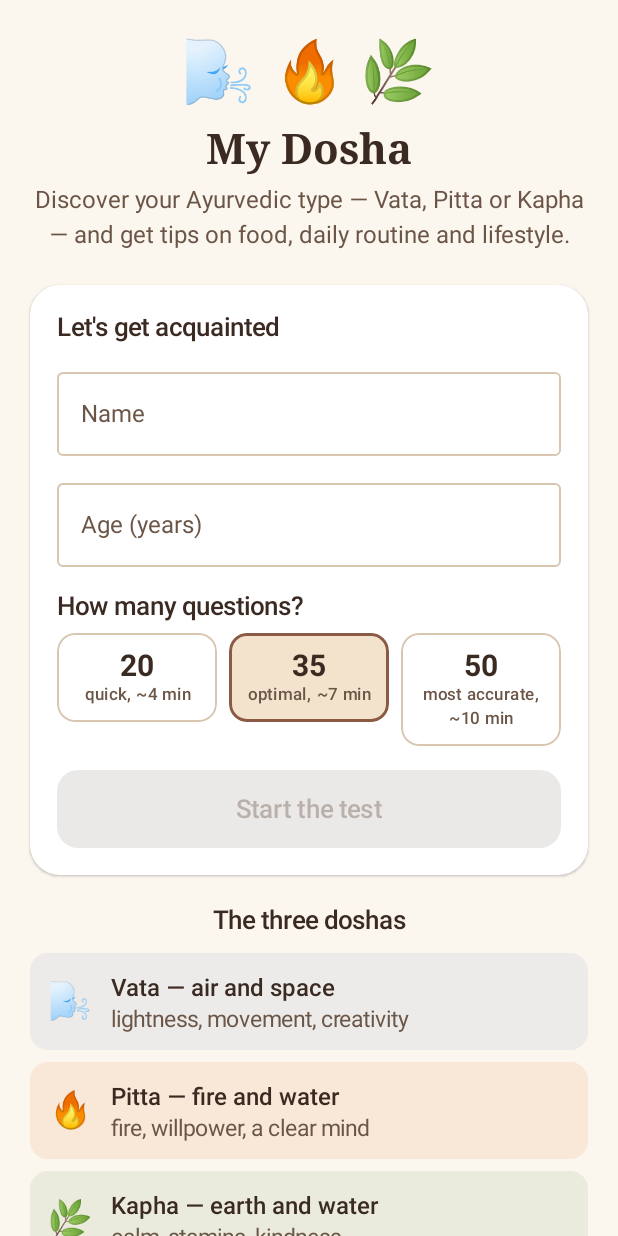
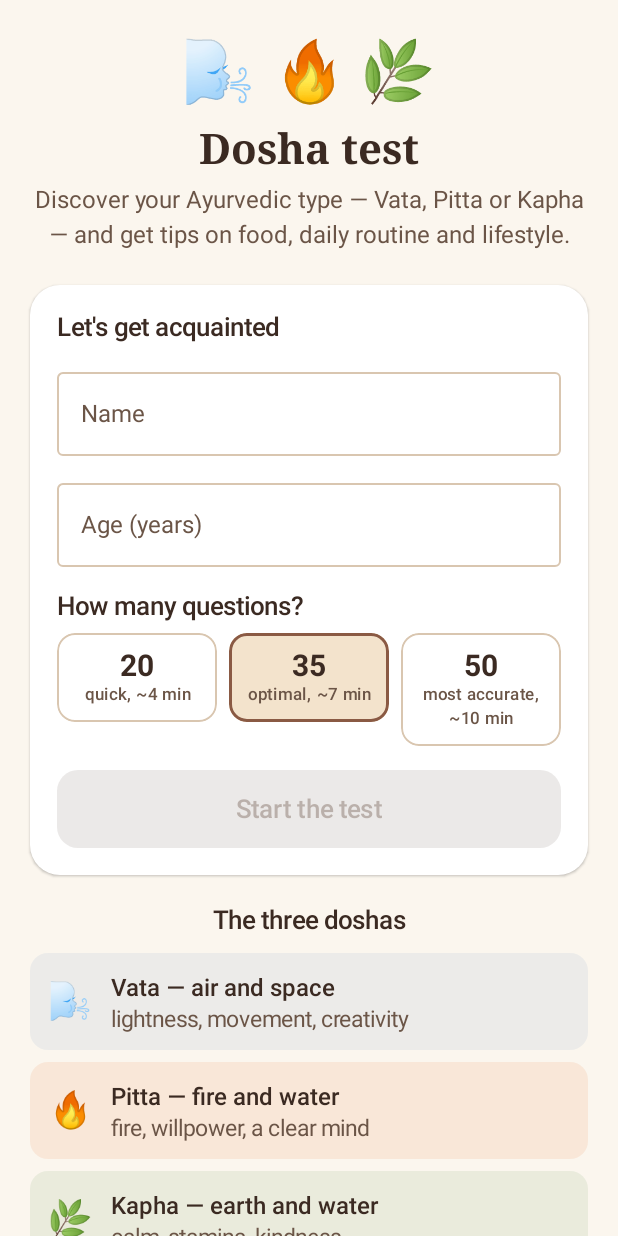
Before and after one commit to shusandrik23/Dosha_test, an Android app built with Jetpack Compose: the screen it shows after launch (MainActivity), on a phone screen of 412 x 824 dp. Run offline under Robolectric (Android 15) with nearby library versions, the phone set to English and light mode, and no system bars.

Commit message:
App name: Dosha test
Co-Authored-By: Claude Opus 5.5 <noreply@anthropic.com>
Claude-Session: https://claude.ai/code/session_01TaXJCaCBQVjueRtsZaYnAU

```diff
--- a/app/src/main/java/com/moyadosha/app/data/ShareText.kt
+++ b/app/src/main/java/com/moyadosha/app/data/ShareText.kt
@@ -6,7 +6,7 @@ object ShareText {
         val s = UiStrings(lang)
         val rec = Recommendations(lang)
         val who = name.trim().ifEmpty { if (ru) "Я" else "Me" }
-        appendLine(if (ru) "🪷 Тест «Моя доша»" else "🪷 \"My Dosha\" test")
+        appendLine("🪷 Dosha test")
         appendLine()
         appendLine("$who, $age ${s.years(age)}")
         appendLine((if (ru) "Тип по Аюрведе: " else "Ayurvedic type: ") + "${r.typeName(lang)} ${r.emoji}")
@@ -29,8 +29,8 @@ object ShareText {
         }
         appendLine()
         append(
-            if (ru) "А какая доша у тебя? Пройди тест «Моя доша» 🌬️🔥🌿"
-            else "What's your dosha? Take the \"My Dosha\" test 🌬️🔥🌿"
+            if (ru) "А какая доша у тебя? Пройди Dosha test 🌬️🔥🌿"
+            else "What's your dosha? Take the Dosha test 🌬️🔥🌿"
         )
     }
 }
--- a/app/src/main/java/com/moyadosha/app/data/Strings.kt
+++ b/app/src/main/java/com/moyadosha/app/data/Strings.kt
@@ -5,7 +5,7 @@ class UiStrings(val lang: Lang) {
     private val ru = lang == Lang.RU
     private fun t(ru: String, en: String) = if (this.ru) ru else en
 
-    val appName = t("Моя доша", "My Dosha")
+    val appName = "Dosha test"
     val intro = t(
         "Узнайте свой тип по Аюрведе — Вата, Питта или Капха — и получите советы по питанию, режиму дня и образу жизни.",
         "Discover your Ayurvedic type — Vata, Pitta or Kapha — and get tips on food, daily routine and lifestyle.",
@@ -59,7 +59,7 @@ class UiStrings(val lang: Lang) {
     val expand = t("Развернуть", "Expand")
     val share = t("Поделиться результатом", "Share my result")
     val retake = t("Пройти заново", "Take the test again")
-    val shareSubject = t("Мой результат теста «Моя доша»", "My \"My Dosha\" test result")
+    val shareSubject = t("Мой результат: Dosha test", "My Dosha test result")
 
     fun years(n: Int): String {
         if (!ru) return if (n == 1) "year old" else "years old"
--- a/app/src/main/res/values/strings.xml
+++ b/app/src/main/res/values/strings.xml
@@ -1,4 +1,4 @@
 <?xml version="1.0" encoding="utf-8"?>
 <resources>
-    <string name="app_name">My Dosha</string>
+    <string name="app_name">Dosha test</string>
 </resources>
--- a/settings.gradle.kts
+++ b/settings.gradle.kts
@@ -12,5 +12,5 @@ dependencyResolutionManagement {
         mavenCentral()
     }
 }
-rootProject.name = "MoyaDosha"
+rootProject.name = "DoshaTest"
 include(":app")
```
Also changed, not shown: 3 other files.
